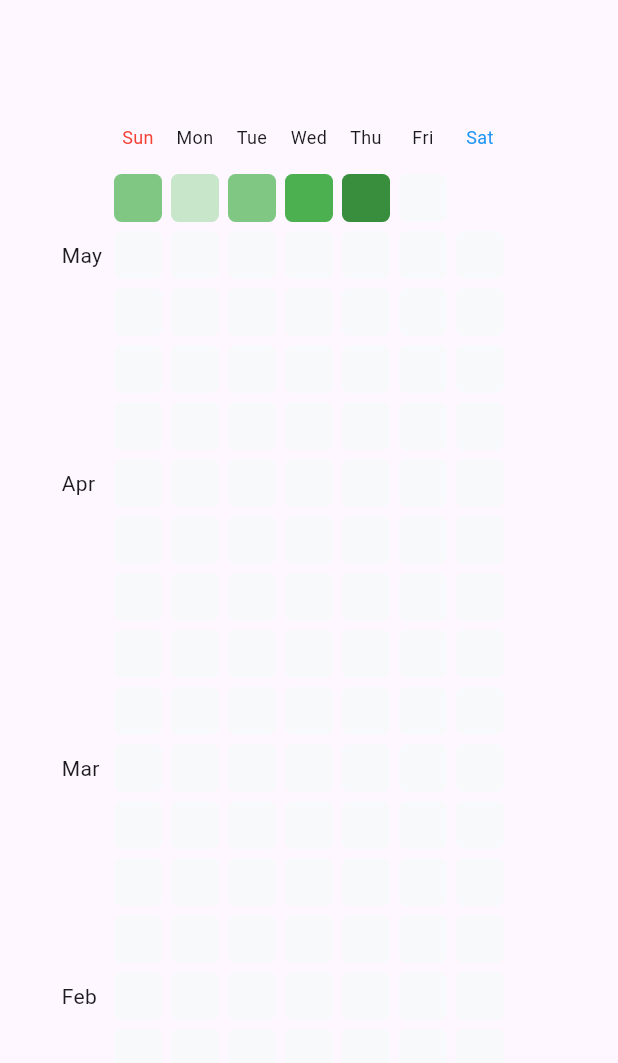
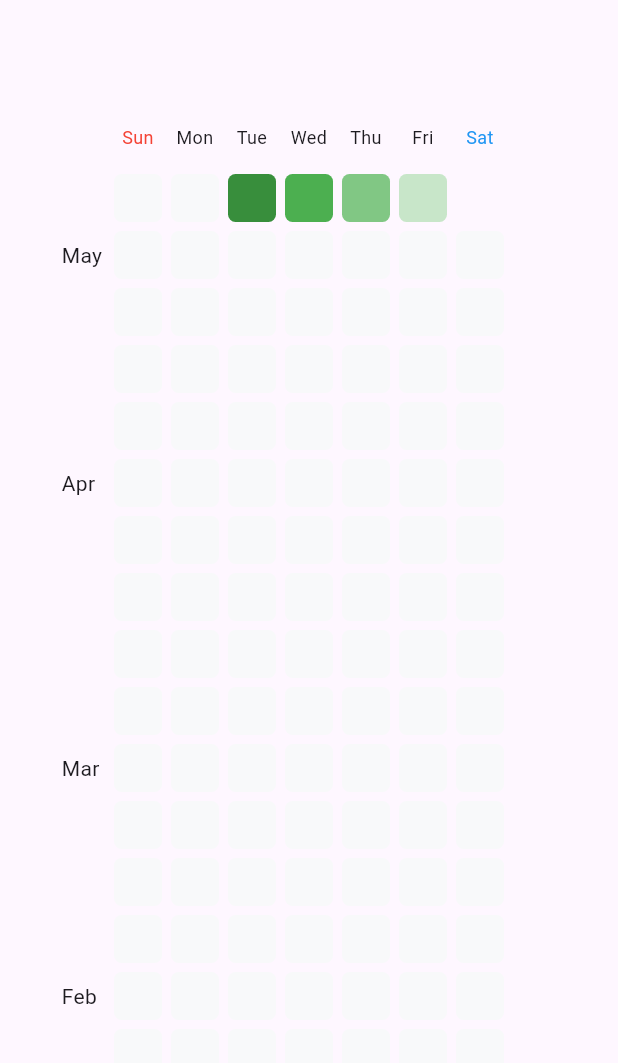
Before and after one commit to woo3145/flutter_vertical_heatmap, a Flutter app: the screen it shows after launch, on a phone screen of 412 x 824 dp, the part 84-1147 px from its top. Run offline on Flutter 3.47's test engine with Material 3 defaults, Android fonts, the phone set to English and light mode, and no system bars.

Commit message:
Update example

```diff
--- a/example/lib/main.dart
+++ b/example/lib/main.dart
@@ -16,26 +16,37 @@ class MyApp extends StatelessWidget {
         colorScheme: ColorScheme.fromSeed(seedColor: Colors.deepPurple),
         useMaterial3: true,
       ),
-      home: const MyHomePage(title: 'Flutter Vertical Heatmap'),
+      home: const HomePage(),
     );
   }
 }
 
-class MyHomePage extends StatefulWidget {
-  const MyHomePage({super.key, required this.title});
-  final String title;
+class HomePage extends StatefulWidget {
+  const HomePage({super.key});
 
   @override
-  State<MyHomePage> createState() => _MyHomePageState();
+  State<HomePage> createState() => _HomePageState();
 }
 
-class _MyHomePageState extends State<MyHomePage> {
+class _HomePageState extends State<HomePage> {
+  late Map<DateTime, int> datasets = {};
+
+  @override
+  void initState() {
+    super.initState();
+    var now = DateTime.now();
+    datasets[DateTime(now.year, now.month, now.day)] = 1;
+    datasets[DateTime(now.year, now.month, now.day - 1)] = 2;
+    datasets[DateTime(now.year, now.month, now.day - 2)] = 3;
+    datasets[DateTime(now.year, now.month, now.day - 3)] = 4;
+  }
+
   @override
   Widget build(BuildContext context) {
     return Scaffold(
       appBar: AppBar(
         backgroundColor: Theme.of(context).colorScheme.inversePrimary,
-        title: Text(widget.title),
+        title: const Text('Flutter Vertical Heatmap'),
       ),
       body: SingleChildScrollView(
         child: Center(
@@ -48,29 +59,23 @@ class _MyHomePageState extends State<MyHomePage> {
                 endDate: DateTime.now(),
                 monthLabel: HeatMapDefault.monthLabel,
                 weekLabel: HeatMapDefault.weekLabel,
-                datasets: {
-                  DateTime(2024, 5, 6): 3,
-                  DateTime(2024, 5, 7): 7,
-                  DateTime(2024, 5, 8): 10,
-                  DateTime(2024, 5, 9): 13,
-                  DateTime(2024, 5, 5): 6,
-                },
+                datasets: datasets,
                 size: 32,
                 margin: const EdgeInsets.all(3),
                 colorsets: {
                   1: Colors.green.shade100,
-                  4: Colors.green.shade300,
-                  8: Colors.green.shade500,
-                  12: Colors.green.shade700,
+                  2: Colors.green.shade300,
+                  3: Colors.green.shade500,
+                  4: Colors.green.shade700,
                 },
                 onClick: (value) {
+                  setState(() {
+                    datasets[value] =
+                        datasets[value] != null ? datasets[value]! + 1 : 1;
+                  });
                   ScaffoldMessenger.of(context).clearSnackBars();
-                  ScaffoldMessenger.of(context).showSnackBar(
-                    SnackBar(
-                      content: Text(value.toString()),
-                      duration: const Duration(seconds: 1),
-                    ),
-                  );
+                  ScaffoldMessenger.of(context)
+                      .showSnackBar(SnackBar(content: Text(value.toString())));
                 },
               ),
               const SizedBox(height: 80),
```
